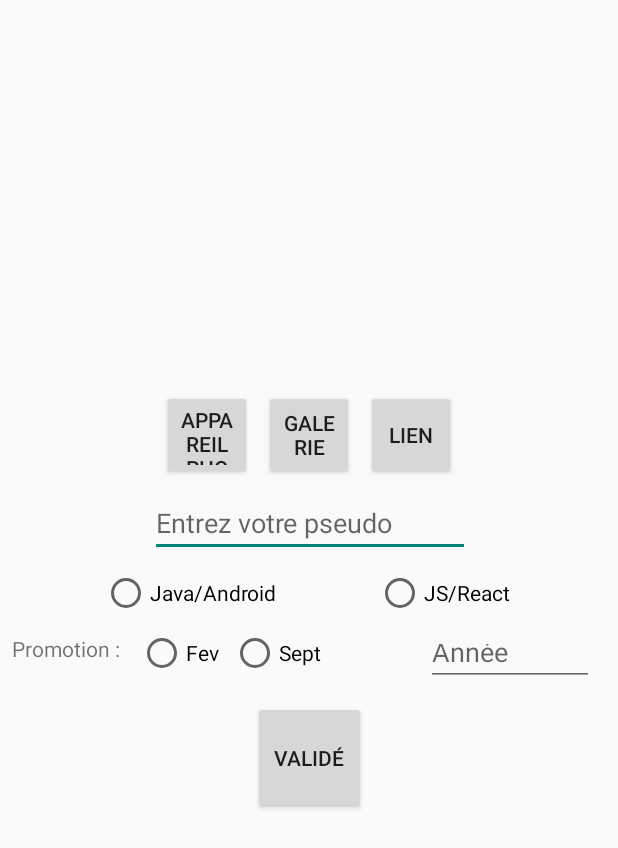
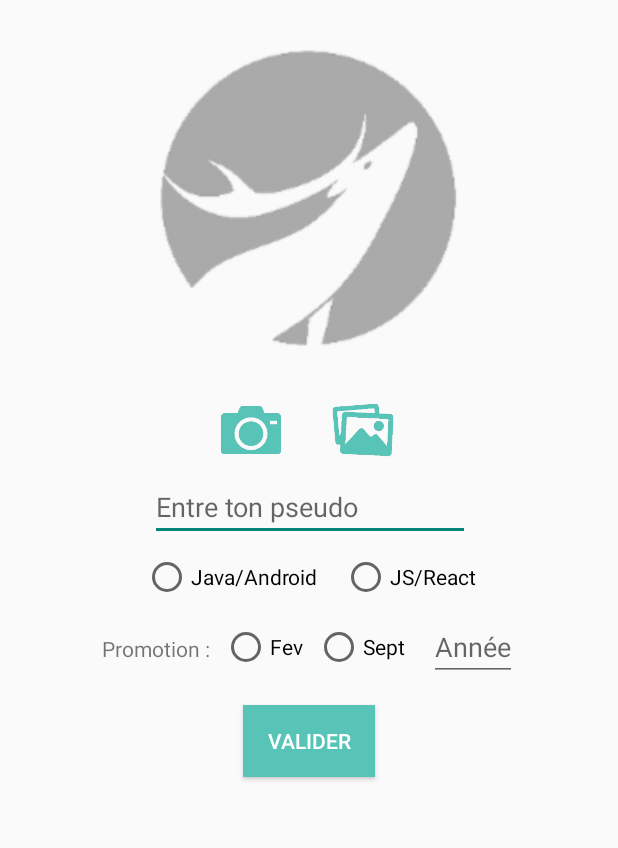
Before and after one commit to NicoHoareau/appli_wcs_projet, an Android app: the CreateProfilActivity screen opened directly, with no data from a screen before it, on a phone screen of 412 x 824 dp. Shown: the top 848 px of the screen. Run offline under Robolectric (Android 15) with nearby library versions, the phone set to English and light mode, and no system bars; our stand-ins replace Firebase (no records; nobody signed in at launch, a user with empty details on screens opened directly); pictures from the network do not load; 4 statements that could not run were skipped.

Commit message:
design create a profil

```diff
--- a/app/build.gradle
+++ b/app/build.gradle
@@ -34,8 +34,8 @@ dependencies {
     annotationProcessor 'com.github.bumptech.glide:compiler:4.3.1'
 
     //library
-    compile 'com.firebaseui:firebase-ui-database:1.0.1'
-    compile 'com.firebase:firebase-client-android:2.4.1+'
+    implementation 'com.firebaseui:firebase-ui-database:1.0.1'
+    implementation 'com.firebase:firebase-client-android:2.4.1+'
 
 }
 
--- a/app/src/main/java/fr/nicolashoareau_toulousewcs/appliwcsprojet/CreateProfilActivity.java
+++ b/app/src/main/java/fr/nicolashoareau_toulousewcs/appliwcsprojet/CreateProfilActivity.java
@@ -2,16 +2,15 @@ package fr.nicolashoareau_toulousewcs.appliwcsprojet;
 
 import android.content.Intent;
 import android.net.Uri;
+import android.os.Bundle;
 import android.os.StrictMode;
 import android.provider.MediaStore;
 import android.support.v7.app.AppCompatActivity;
-import android.os.Bundle;
 import android.view.View;
 import android.widget.Button;
 import android.widget.EditText;
 import android.widget.ImageView;
 import android.widget.RadioButton;
-import android.widget.TextView;
 import android.widget.Toast;
 
 import com.bumptech.glide.Glide;
@@ -30,19 +29,18 @@ import com.google.firebase.storage.UploadTask;
 
 public class CreateProfilActivity extends AppCompatActivity {
 
-    EditText mEditPseudo;
+    private EditText mEditPseudo;
+    private ImageView mImgProfilPic;
+    private RadioButton mJava;
+    private RadioButton mJs;
+    private String mLanguage;
+    private String mLink;
+    private RadioButton mFevrier;
+    private RadioButton septembre;
+    private EditText mEditAnnee;
+    private String mPromo;
+    private String mUrlSave;
     private Uri mUri = null;
-    ImageView mImgProfilPic;
-    RadioButton java;
-    RadioButton js;
-    String language;
-    RadioButton fevrier;
-    RadioButton septembre;
-    EditText editAnnee;
-    String promo;
-    String mLink;
-    String mUrlSave;
-
     private DatabaseReference mDatabaseReference;
     private FirebaseDatabase mDatabase;
     private FirebaseAuth mAuth;
@@ -53,43 +51,29 @@ public class CreateProfilActivity extends AppCompatActivity {
         super.onCreate(savedInstanceState);
         setContentView(R.layout.activity_create_profil);
 
-        Button btnCamera;
-        Button btnGallery;
-        Button btnLink;
-        final Button btnOK;
-        final EditText edLink;
+        ImageView btnCamera = findViewById(R.id.btn_camera);
+        ImageView btnGallery = findViewById(R.id.btn_gallery);
+        Button btnValidModif = findViewById(R.id.btn_valid_modif);
 
-        Button btnValidModif;
-        String uid;
-
-        edLink = findViewById(R.id.et_link);
-        btnCamera = findViewById(R.id.btn_camera);
-        btnGallery = findViewById(R.id.btn_gallery);
-        btnLink = findViewById(R.id.btn_link);
-        btnOK = findViewById(R.id.btn_ok);
         mImgProfilPic = findViewById(R.id.iv_profil_pic);
         mEditPseudo = findViewById(R.id.et_enter_pseudo);
-        java = findViewById(R.id.radiobutton_java);
-        js = findViewById(R.id.radiobutton_js);
-        fevrier = findViewById(R.id.radiobutton_fev);
+        mJava = findViewById(R.id.radiobutton_java);
+        mJs = findViewById(R.id.radiobutton_js);
+        mFevrier = findViewById(R.id.radiobutton_fev);
         septembre = findViewById(R.id.radiobutton_sept);
-        editAnnee = findViewById(R.id.et_year);
-        btnValidModif = findViewById(R.id.btn_valid_modif);
-
-
+        mEditAnnee = findViewById(R.id.et_year);
         mDatabase = FirebaseDatabase.getInstance();
         mDatabaseReference = FirebaseDatabase.getInstance().getReference();
         mStorageReference = FirebaseStorage.getInstance().getReference();
         mAuth = FirebaseAuth.getInstance();
 
         //Rappel du pseudo et de la profilPic sur la page si existant
-        uid = FirebaseAuth.getInstance().getCurrentUser().getUid();
+        String uid = FirebaseAuth.getInstance().getCurrentUser().getUid();
         DatabaseReference pathID = mDatabase.getReference("User").child(uid);
 
         pathID.addListenerForSingleValueEvent(new ValueEventListener() {
             @Override
             public void onDataChange(DataSnapshot dataSnapshot) {
-
                 if ((dataSnapshot.child("Profil").child("profilPic").getValue() != null)) {
                     mUrlSave = dataSnapshot.child("Profil").child("profilPic").getValue(String.class);
                     Glide.with(getApplicationContext()).load(mUrlSave)
@@ -98,20 +82,14 @@ public class CreateProfilActivity extends AppCompatActivity {
 
                 if ((dataSnapshot.child("Profil").child("pseudo").getValue() != null)) {
                     String pseudo = dataSnapshot.child("Profil").child("pseudo").getValue(String.class);
-
                     mEditPseudo.setText(pseudo);
                 }
-
             }
-
             @Override
             public void onCancelled(DatabaseError databaseError) {
 
             }
         });
-
-
-
 
         btnCamera.setOnClickListener(new View.OnClickListener() {
             @Override
@@ -135,33 +113,13 @@ public class CreateProfilActivity extends AppCompatActivity {
             }
         });
 
-        btnLink.setOnClickListener(new View.OnClickListener() {
-            @Override
-            public void onClick(View v) {
-                edLink.setVisibility(View.VISIBLE);
-                btnOK.setVisibility(View.VISIBLE);
-
-            }
-        });
-
-        btnOK.setOnClickListener(new View.OnClickListener() {
-            @Override
-            public void onClick(View v) {
-                mLink = edLink.getText().toString();
-                Glide.with(CreateProfilActivity.this).load(mLink).apply(RequestOptions.circleCropTransform()).into(mImgProfilPic);
-                edLink.setVisibility(View.GONE);
-                btnOK.setVisibility(View.GONE);
-            }
-        });
-
         btnValidModif.setOnClickListener(new View.OnClickListener() {
             @Override
             public void onClick(View v) {
                 String firstName = mEditPseudo.getText().toString();
                 if (firstName.isEmpty()) {
                     Toast.makeText(CreateProfilActivity.this, "Entrez un pseudo", Toast.LENGTH_SHORT).show();
-                }
-                else {
+                } else {
                     saveUserModel();
 
                     Intent intentHome = new Intent(CreateProfilActivity.this, MenuActivity.class);
@@ -176,111 +134,96 @@ public class CreateProfilActivity extends AppCompatActivity {
     private void saveUserModel() {
         final String pseudo = mEditPseudo.getText().toString();
 
-        if (mUri == null){
+        if (mUri == null) {
 
-            if (mLink != null){
+            if (mLink != null) {
                 String profilPic = mLink;
-                if (java.isChecked()) {
-                    js.setChecked(false);
-                    language = "Java";
+                if (mJava.isChecked()) {
+                    mJs.setChecked(false);
+                    mLanguage = "Java";
+                } else if (mJs.isChecked()) {
+                    mJava.setChecked(false);
+                    mLanguage = "Javascript";
                 }
-                else if (js.isChecked()) {
-                    java.setChecked(false);
-                    language = "Javascript";
+                String annee = mEditAnnee.getText().toString();
+                if (mFevrier.isChecked()) {
+                    septembre.setChecked(false);
+                    mPromo = "Février " + annee;
+                } else if (septembre.isChecked()) {
+                    mFevrier.setChecked(false);
+                    mPromo = "Septembre " + annee;
                 }
-                String annee = editAnnee.getText().toString();
-                if (fevrier.isChecked()) {
+                UserModel userModel = new UserModel(pseudo, profilPic, mLanguage, mPromo);
+                FirebaseUser user = mAuth.getCurrentUser();
+                mDatabaseReference = mDatabase.getReference("User");
+                mDatabaseReference.child(user.getUid()).child("Profil").setValue(userModel);
+            } else {
+                String profilPic = mUrlSave;
+                if (mJava.isChecked()) {
+                    mJs.setChecked(false);
+                    mLanguage = "Java";
+                } else if (mJs.isChecked()) {
+                    mJava.setChecked(false);
+                    mLanguage = "Javascript";
+                }
+                String annee = mEditAnnee.getText().toString();
+                if (mFevrier.isChecked()) {
                     septembre.setChecked(false);
-                    promo = "Février " + annee;
+                    mPromo = "Février " + annee;
+                } else if (septembre.isChecked()) {
+                    mFevrier.setChecked(false);
+                    mPromo = "Septembre " + annee;
                 }
-                else if (septembre.isChecked()) {
-                    fevrier.setChecked(false);
-                    promo = "Septembre " + annee;
-                }
-                UserModel userModel = new UserModel(pseudo, profilPic, language, promo);
+                UserModel userModel = new UserModel(pseudo, profilPic, mLanguage, mPromo);
                 FirebaseUser user = mAuth.getCurrentUser();
                 mDatabaseReference = mDatabase.getReference("User");
                 mDatabaseReference.child(user.getUid()).child("Profil").setValue(userModel);
             }
-            else{
-                String profilPic = mUrlSave;
-                if (java.isChecked()) {
-                    js.setChecked(false);
-                    language = "Java";
-                }
-                else if (js.isChecked()) {
-                    java.setChecked(false);
-                    language = "Javascript";
-                }
-                String annee = editAnnee.getText().toString();
-                if (fevrier.isChecked()) {
-                    septembre.setChecked(false);
-                    promo = "Février " + annee;
-                }
-                else if (septembre.isChecked()) {
-                    fevrier.setChecked(false);
-                    promo = "Septembre " + annee;
-                }
-                UserModel userModel = new UserModel(pseudo, profilPic, language, promo);
-                FirebaseUser user = mAuth.getCurrentUser();
-                mDatabaseReference = mDatabase.getReference("User");
-                mDatabaseReference.child(user.getUid()).child("Profil").setValue(userModel);
-            }
-
-
-        }
-        else {
+        } else {
             StorageReference filePath = mStorageReference.child("profilPicture").child(mUri.getLastPathSegment());
             filePath.putFile(mUri).addOnSuccessListener(new OnSuccessListener<UploadTask.TaskSnapshot>() {
                 @Override
-                public void onSuccess (UploadTask.TaskSnapshot taskSnapshot) {
+                public void onSuccess(UploadTask.TaskSnapshot taskSnapshot) {
                     Uri downloadUrl = taskSnapshot.getDownloadUrl();
                     String profilPic = downloadUrl.toString();
-                    if (java.isChecked()) {
-                        js.setChecked(false);
-                        language = "Java";
+                    if (mJava.isChecked()) {
+                        mJs.setChecked(false);
+                        mLanguage = "Java";
+                    } else if (mJs.isChecked()) {
+                        mJava.setChecked(false);
+                        mLanguage = "Javascript";
                     }
-                    else if (js.isChecked()) {
-                        java.setChecked(false);
-                        language = "Javascript";
+                    String annee = mEditAnnee.getText().toString();
+                    if (mFevrier.isChecked()) {
+                        septembre.setChecked(false);
+                        mPromo = "Février " + annee;
+                    } else if (septembre.isChecked()) {
+                        mFevrier.setChecked(false);
+                        mPromo = "Septembre " + annee;
                     }
-                    String annee = editAnnee.getText().toString();
-                    if (fevrier.isChecked()) {
-                        septembre.setChecked(false);
-                        promo = "Février " + annee;
-                    }
-                    else if (septembre.isChecked()) {
-                        fevrier.setChecked(false);
-                        promo = "Septembre " + annee;
-                    }
-                    UserModel userModel = new UserModel(pseudo, profilPic, language, promo);
+                    UserModel userModel = new UserModel(pseudo, profilPic, mLanguage, mPromo);
                     FirebaseUser user = mAuth.getCurrentUser();
                     mDatabaseReference = mDatabase.getReference("User");
                     mDatabaseReference.child(user.getUid()).child("Profil").setValue(userModel);
                 }
             });
         }
-
-
-
     }
 
     //Methode qui convertis les photo de l'appareil et de la gallerie en Uri
     @Override
     protected void onActivityResult(int requestCode, int resultCode, Intent imageReturnedIntent) {
         super.onActivityResult(requestCode, resultCode, imageReturnedIntent);
-        switch(requestCode) {
+        switch (requestCode) {
             case 0:
-                if(resultCode == RESULT_OK) {
+                if (resultCode == RESULT_OK) {
                     Glide.with(CreateProfilActivity.this).load(mUri).apply(RequestOptions.circleCropTransform()).into(mImgProfilPic);
-
                 }
                 break;
             case 1:
-                if(resultCode == RESULT_OK){
+                if (resultCode == RESULT_OK) {
                     mUri = imageReturnedIntent.getData();
                     Glide.with(CreateProfilActivity.this).load(mUri).apply(RequestOptions.circleCropTransform()).into(mImgProfilPic);
-
                 }
                 break;
         }
--- a/app/src/main/res/layout/activity_create_profil.xml
+++ b/app/src/main/res/layout/activity_create_profil.xml
@@ -6,76 +6,38 @@
     android:layout_height="match_parent"
     tools:context=".CreateProfilActivity">
 
-
     <ImageView
         android:id="@+id/iv_profil_pic"
         android:layout_width="200dp"
         android:layout_height="200dp"
         android:layout_marginEnd="8dp"
         android:layout_marginStart="8dp"
-        android:layout_marginTop="28dp"
+        android:layout_marginTop="32dp"
         app:layout_constraintEnd_toEndOf="parent"
         app:layout_constraintStart_toStartOf="parent"
-        app:layout_constraintTop_toBottomOf="@+id/et_link" />
+        app:layout_constraintTop_toTopOf="parent"
+        app:srcCompat="@drawable/wcsnb" />
 
-    <Button
-        android:id="@+id/btn_camera"
-        android:layout_width="60dp"
-        android:layout_height="60dp"
-        android:layout_marginEnd="8dp"
+    <LinearLayout
+        android:id="@+id/choice_pic"
+        android:layout_width="wrap_content"
+        android:layout_height="wrap_content"
         android:layout_marginTop="32dp"
-        android:text="@string/app_photo"
-        app:layout_constraintEnd_toStartOf="@+id/btn_gallery"
-        app:layout_constraintTop_toBottomOf="@+id/iv_profil_pic" />
-
-    <Button
-        android:id="@+id/btn_gallery"
-        android:layout_width="60dp"
-        android:layout_height="60dp"
-        android:layout_marginEnd="8dp"
-        android:layout_marginStart="8dp"
-        android:layout_marginTop="32dp"
-
-        android:text="@string/galery"
         app:layout_constraintEnd_toEndOf="parent"
         app:layout_constraintStart_toStartOf="parent"
-        app:layout_constraintTop_toBottomOf="@+id/iv_profil_pic" />
+        app:layout_constraintTop_toBottomOf="@+id/iv_profil_pic">
 
-    <Button
-        android:id="@+id/btn_link"
-        android:layout_width="60dp"
-        android:layout_height="60dp"
-        android:layout_marginStart="8dp"
-        android:layout_marginTop="32dp"
+        <ImageView
+            android:layout_width="40dp"
+            android:layout_height="45dp"
+            android:layout_marginRight="32dp"
+            app:srcCompat="@drawable/app_photo" />
 
-        android:text="Lien"
-        app:layout_constraintStart_toEndOf="@+id/btn_gallery"
-        app:layout_constraintTop_toBottomOf="@+id/iv_profil_pic" />
-
-    <EditText
-        android:id="@+id/et_link"
-        android:layout_width="wrap_content"
-        android:layout_height="wrap_content"
-        android:layout_marginStart="60dp"
-        android:layout_marginTop="24dp"
-        android:ems="10"
-        android:hint="Entrez votre lien"
-        android:inputType="textUri"
-        android:visibility="gone"
-        app:layout_constraintStart_toStartOf="parent"
-        app:layout_constraintTop_toTopOf="parent" />
-
-    <Button
-        android:id="@+id/btn_ok"
-        android:layout_width="40dp"
-        android:layout_height="40dp"
-        android:layout_marginStart="16dp"
-        android:layout_marginTop="28dp"
-
-        android:text="OK"
-        android:visibility="gone"
-        app:layout_constraintStart_toEndOf="@+id/et_link"
-        app:layout_constraintTop_toTopOf="parent" />
+        <ImageView
+            android:layout_width="45dp"
+            android:layout_height="45dp"
+            app:srcCompat="@drawable/album_photo" />
+    </LinearLayout>
 
     <EditText
         android:id="@+id/et_enter_pseudo"
@@ -85,36 +47,34 @@
         android:layout_marginStart="8dp"
         android:layout_marginTop="8dp"
         android:ems="10"
-        android:hint="Entrez votre pseudo"
+        android:hint="@string/enter_pseudo"
         android:inputType="textPersonName"
         app:layout_constraintEnd_toEndOf="parent"
         app:layout_constraintHorizontal_bias="0.503"
         app:layout_constraintStart_toStartOf="parent"
-        app:layout_constraintTop_toBottomOf="@+id/btn_gallery" />
+        app:layout_constraintTop_toBottomOf="@+id/choice_pic" />
 
-    <Button
-        android:id="@+id/btn_valid_modif"
-        android:layout_width="75dp"
-        android:layout_height="75dp"
+    <RadioGroup
+        android:id="@+id/langage"
+        android:layout_width="wrap_content"
+        android:layout_height="wrap_content"
         android:layout_marginEnd="8dp"
+        android:layout_marginLeft="8dp"
+        android:layout_marginRight="8dp"
         android:layout_marginStart="8dp"
-
-        android:layout_marginTop="16dp"
-        android:text="Validé"
+        android:layout_marginTop="8dp"
+        android:orientation="horizontal"
         app:layout_constraintEnd_toEndOf="parent"
-        app:layout_constraintHorizontal_bias="0.501"
         app:layout_constraintStart_toStartOf="parent"
-        app:layout_constraintTop_toBottomOf="@+id/radiobutton_sept" />
+        app:layout_constraintTop_toBottomOf="@+id/et_enter_pseudo">
 
         <RadioButton
             android:id="@+id/radiobutton_java"
             android:layout_width="wrap_content"
             android:layout_height="wrap_content"
-        android:layout_marginLeft="68dp"
-        android:layout_marginStart="68dp"
-        android:layout_marginTop="8dp"
+            android:layout_marginRight="16dp"
             android:duplicateParentState="false"
-        android:text="Java/Android"
+            android:text="@string/java_android"
             app:layout_constraintStart_toStartOf="parent"
             app:layout_constraintTop_toBottomOf="@+id/et_enter_pseudo" />
 
@@ -122,57 +82,82 @@
             android:id="@+id/radiobutton_js"
             android:layout_width="wrap_content"
             android:layout_height="wrap_content"
-        android:layout_marginEnd="72dp"
-        android:layout_marginRight="72dp"
-        android:layout_marginTop="8dp"
-        android:text="JS/React"
+            android:text="@string/js_react"
             app:layout_constraintEnd_toEndOf="parent"
             app:layout_constraintTop_toBottomOf="@+id/et_enter_pseudo" />
+    </RadioGroup>
+
+    <LinearLayout
+        android:id="@+id/promo"
+        android:layout_width="wrap_content"
+        android:layout_height="wrap_content"
+        android:layout_marginEnd="8dp"
+        android:layout_marginLeft="8dp"
+        android:layout_marginRight="8dp"
+        android:layout_marginStart="8dp"
+        android:layout_marginTop="8dp"
+        app:layout_constraintEnd_toEndOf="parent"
+        app:layout_constraintStart_toStartOf="parent"
+        app:layout_constraintTop_toBottomOf="@+id/langage">
 
         <TextView
             android:id="@+id/tv_promotion"
             android:layout_width="wrap_content"
             android:layout_height="wrap_content"
-        android:layout_marginLeft="8dp"
-        android:layout_marginStart="8dp"
-        android:layout_marginTop="11dp"
-        android:text="Promotion :"
+            android:text="@string/promotion"
+            android:layout_marginRight="8dp"
             app:layout_constraintStart_toStartOf="parent"
-        app:layout_constraintTop_toBottomOf="@+id/radiobutton_java" />
+            app:layout_constraintTop_toBottomOf="@+id/langage" />
+
+        <RadioGroup
+            android:layout_width="wrap_content"
+            android:layout_height="wrap_content"
+            android:orientation="horizontal"
+            android:layout_gravity="center_vertical">
 
             <RadioButton
                 android:id="@+id/radiobutton_fev"
                 android:layout_width="wrap_content"
                 android:layout_height="wrap_content"
-        android:layout_marginLeft="92dp"
-        android:layout_marginStart="92dp"
-        android:layout_marginTop="8dp"
-        android:text="Fev"
+                android:text="@string/fev"
+                android:layout_marginRight="8dp"
                 app:layout_constraintStart_toStartOf="parent"
-        app:layout_constraintTop_toBottomOf="@+id/radiobutton_java" />
+                app:layout_constraintTop_toBottomOf="@+id/langage" />
 
             <RadioButton
                 android:id="@+id/radiobutton_sept"
                 android:layout_width="wrap_content"
                 android:layout_height="wrap_content"
-        android:layout_marginLeft="8dp"
-        android:layout_marginStart="8dp"
-        android:layout_marginTop="8dp"
-        android:text="Sept"
+                android:text="@string/sept"
                 app:layout_constraintStart_toEndOf="@+id/radiobutton_fev"
-        app:layout_constraintTop_toBottomOf="@+id/radiobutton_java" />
+                app:layout_constraintTop_toBottomOf="@+id/langage" />
+        </RadioGroup>
 
         <EditText
             android:id="@+id/et_year"
-        android:layout_width="112dp"
-        android:layout_height="38dp"
-        android:layout_marginEnd="16dp"
-        android:layout_marginRight="16dp"
-        android:layout_marginTop="8dp"
-        android:ems="10"
-        android:hint="Année"
-        android:inputType="textPersonName"
+            android:layout_width="wrap_content"
+            android:layout_height="wrap_content"
+            android:layout_marginLeft="16dp"
+            android:hint="@string/annee"
+            android:inputType="number"
             app:layout_constraintEnd_toEndOf="parent"
-        app:layout_constraintTop_toBottomOf="@+id/radiobutton_java" />
+            app:layout_constraintTop_toBottomOf="@+id/langage" />
+    </LinearLayout>
+
+
+    <Button
+        android:id="@+id/btn_valid_modif"
+        android:layout_width="wrap_content"
+        android:layout_height="wrap_content"
+        android:layout_marginEnd="8dp"
+        android:layout_marginStart="8dp"
+        android:layout_marginTop="16dp"
+        android:background="#58C4B8"
+        android:text="@string/valider"
+        android:textColor="#fff"
+        app:layout_constraintEnd_toEndOf="parent"
+        app:layout_constraintHorizontal_bias="0.501"
+        app:layout_constraintStart_toStartOf="parent"
+        app:layout_constraintTop_toBottomOf="@+id/promo" />
 
 </android.support.constraint.ConstraintLayout>
--- a/app/src/main/res/values/strings.xml
+++ b/app/src/main/res/values/strings.xml
@@ -31,5 +31,13 @@
     <string name="select_source">Sélectionner une source pour changer la photo</string>
     <string name="app_photo">Appareil photo</string>
     <string name="galery">Galerie</string>
+    <string name="enter_pseudo">Entre ton pseudo</string>
+    <string name="java_android">Java/Android</string>
+    <string name="js_react">JS/React</string>
+    <string name="promotion">Promotion :</string>
+    <string name="fev">Fev</string>
+    <string name="sept">Sept</string>
+    <string name="annee">Année</string>
+    <string name="valider">Valider</string>
 
 </resources>
```
Also changed, not shown: app/src/main/res/drawable-hdpi/album_photo.png (added), app/src/main/res/drawable-hdpi/app_photo.png (added), app/src/main/res/drawable-hdpi/wcsnb.png (added), app/src/main/res/drawable-mdpi/album_photo.png (added), app/src/main/res/drawable-mdpi/app_photo.png (added), app/src/main/res/drawable-mdpi/wcsnb.png (added), app/src/main/res/drawable-xhdpi/album_photo.png (added), app/src/main/res/drawable-xhdpi/app_photo.png (added), app/src/main/res/drawable-xhdpi/wcsnb.png (added), app/src/main/res/drawable-xxhdpi/album_photo.png (added), app/src/main/res/drawable-xxhdpi/app_photo.png (added), app/src/main/res/drawable-xxhdpi/wcsnb.png (added), app/src/main/res/drawable-xxxhdpi/album_photo.png (added), app/src/main/res/drawable-xxxhdpi/app_photo.png (added), 1 more files. Lines whose indentation alone changed are shown as unchanged.
